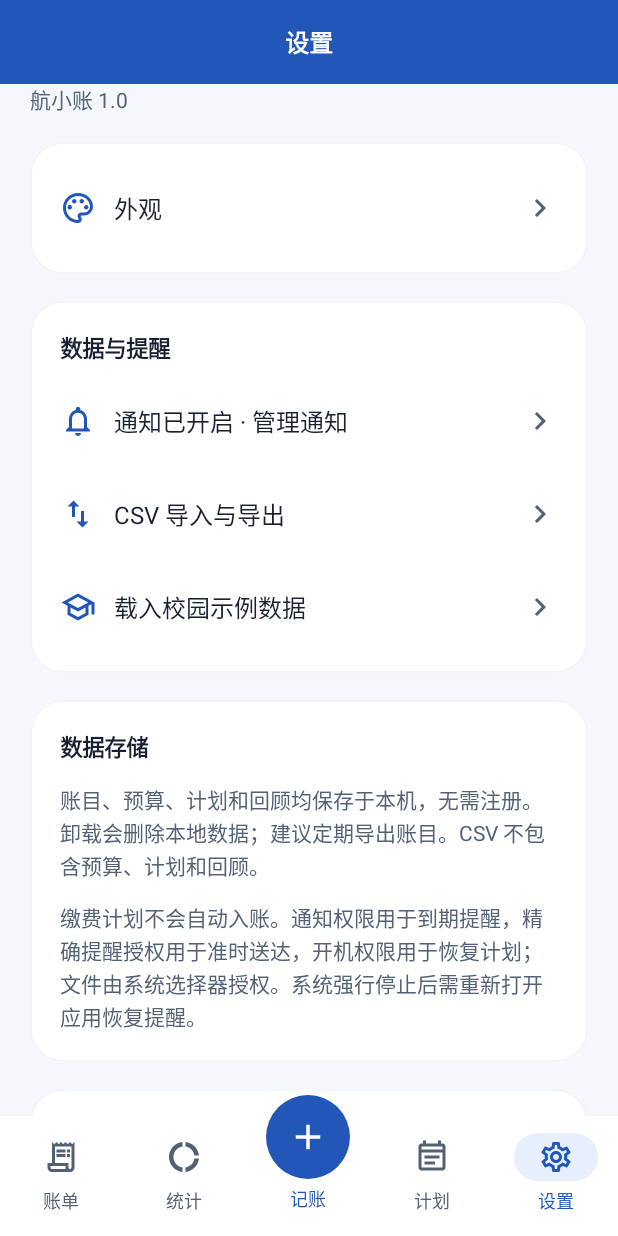
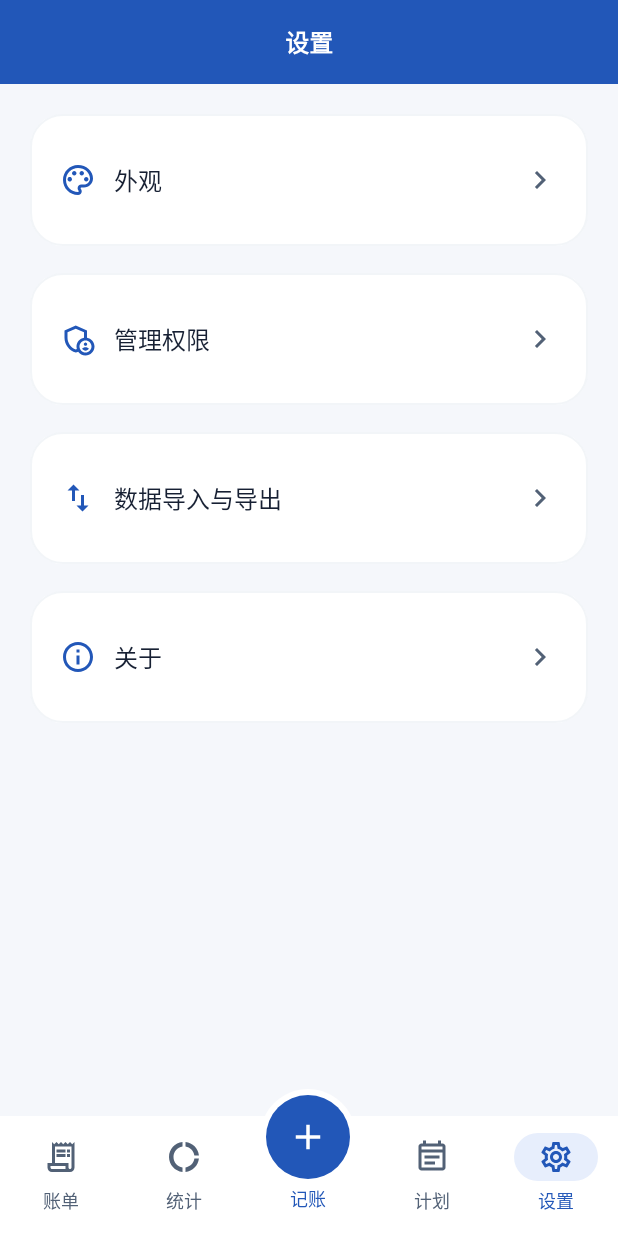
Before and after one commit to Ouniverse-X/AeroLedger, an Android app built with Jetpack Compose: the screen it shows after launch (MainActivity), item 4 of the bottom bar chosen, on a phone screen of 412 x 824 dp. Run offline under Robolectric (Android 15) with nearby library versions, the phone set to English and light mode, and no system bars; our stand-ins replace Room's generated code.

Commit message:
精简设置页面并独立管理权限与数据入口

```diff
--- a/app/src/main/java/cn/edu/buaa/ledger/ui/LedgerRoot.kt
+++ b/app/src/main/java/cn/edu/buaa/ledger/ui/LedgerRoot.kt
@@ -84,8 +84,8 @@ private enum class Destination(val title: String, val icon: androidx.compose.ui.
     val data by vm.data.collectAsStateWithLifecycle()
     val theme by vm.theme.collectAsStateWithLifecycle()
     val themeColor by vm.themeColor.collectAsStateWithLifecycle()
-    var appearanceOpen by rememberSaveable { mutableStateOf(false) }
-    BackHandler(appearanceOpen) { appearanceOpen=false }
+    var settingsPage by rememberSaveable { mutableStateOf<String?>(null) }
+    BackHandler(settingsPage != null) { settingsPage=null }
     val busy by vm.busy.collectAsStateWithLifecycle()
     val startupError by vm.startupError.collectAsStateWithLifecycle()
     val preview by vm.importPreview.collectAsStateWithLifecycle()
@@ -108,8 +108,6 @@ private enum class Destination(val title: String, val icon: androidx.compose.ui.
     var sheet by rememberSaveable {mutableStateOf<String?>(null)}
     var rawText by rememberSaveable {mutableStateOf("")}
     var exportAll by rememberSaveable {mutableStateOf(true)}
-    var confirmDemo by remember {mutableStateOf(false)}
-    var confirmReminder by remember {mutableStateOf(false)}
     val snack=remember{SnackbarHostState()}
     val context=LocalContext.current
     val config=LocalConfiguration.current
@@ -162,19 +160,19 @@ private enum class Destination(val title: String, val icon: androidx.compose.ui.
             topBar={
                 Surface(color=MaterialTheme.colorScheme.primary,contentColor=MaterialTheme.colorScheme.onPrimary) {
                     Box(Modifier.fillMaxWidth().statusBarsPadding().height(if(landscape)44.dp else 56.dp),contentAlignment=Alignment.Center) {
-                        if(appearanceOpen) IconButton({appearanceOpen=false},Modifier.align(Alignment.CenterStart).testTag("appearance-back")) { Icon(Icons.Outlined.ArrowBack,"返回设置") }
-                        Text(if(appearanceOpen)"外观" else tab.title,style=MaterialTheme.typography.titleLarge)
+                        if(settingsPage != null) IconButton({settingsPage=null},Modifier.align(Alignment.CenterStart).testTag(if(settingsPage=="外观")"appearance-back" else "settings-back")) { Icon(Icons.Outlined.ArrowBack,"返回设置") }
+                        Text(settingsPage ?: tab.title,style=MaterialTheme.typography.titleLarge)
                     }
                 }
             },
-            bottomBar={if(!landscape&&!appearanceOpen)LedgerBottomBar(tab,data.ready,{tab=it},{sheet="entry:new"})},
+            bottomBar={if(!landscape&&settingsPage==null)LedgerBottomBar(tab,data.ready,{tab=it},{sheet="entry:new"})},
             snackbarHost={SnackbarHost(snack)}
         ) {padding->
             // Let page content extend behind the raised button instead of reserving a blank strip.
-            val contentBottom=(padding.calculateBottomPadding()-if(landscape||appearanceOpen)0.dp else 18.dp).coerceAtLeast(0.dp)
+            val contentBottom=(padding.calculateBottomPadding()-if(landscape||settingsPage!=null)0.dp else 18.dp).coerceAtLeast(0.dp)
             Row(Modifier.padding(start=padding.calculateStartPadding(LocalLayoutDirection.current),
                 end=padding.calculateEndPadding(LocalLayoutDirection.current),top=padding.calculateTopPadding(),bottom=contentBottom).fillMaxSize()) {
-                if(landscape&&!appearanceOpen)NavigationRail(containerColor=MaterialTheme.colorScheme.surface,windowInsets=WindowInsets(0,0,0,0)) {
+                if(landscape&&settingsPage==null)NavigationRail(containerColor=MaterialTheme.colorScheme.surface,windowInsets=WindowInsets(0,0,0,0)) {
                     FilledIconButton(onClick={sheet="entry:new"},enabled=data.ready,
                         modifier=Modifier.size(48.dp).testTag("primary-add").semantics {contentDescription="记账"}) {Icon(Icons.Outlined.Add,null)}
                     Destination.entries.forEach { destination ->
@@ -188,24 +186,20 @@ private enum class Destination(val title: String, val icon: androidx.compose.ui.
                 when {
                     startupError!=null->Column(Modifier.padding(20.dp)){EmptyState("暂时无法打开账本",startupError!!,"重试",vm::load,Icons.Outlined.ErrorOutline)}
                     !data.ready->Column(Modifier.fillMaxSize(),verticalArrangement=Arrangement.Center,horizontalAlignment=Alignment.CenterHorizontally){CircularProgressIndicator();Spacer(Modifier.height(16.dp));Subtitle("正在加载…")}
-                    appearanceOpen->AppearanceScreen(theme,themeColor,vm::changeTheme,vm::changeThemeColor)
+                    settingsPage=="外观"->AppearanceScreen(theme,themeColor,vm::changeTheme,vm::changeThemeColor)
+                    settingsPage=="管理权限"->PermissionsScreen(notifications,exact,::notifyPermission,::exactPermission)
+                    settingsPage=="关于"->AboutScreen()
                     tab==Destination.BILLS->BillsScreen(data,filter,::change,{sheet="entry:${it.id}"},{sheet="csv"},{sheet="text"},
                         {sheet="budget"},{tab=Destination.PLANS})
                     tab==Destination.STATISTICS->StatisticsScreen(data,filter,::change,{change(it);tab=Destination.BILLS},{sheet="review"})
                     tab==Destination.PLANS->PaymentsScreen(data,notifications,exact,::notifyPermission,::exactPermission,{sheet="plan:${it.id}"},{vm.savePlan(it)},
-                        {confirmReminder=true},{sheet="record-plan:${it.id}"},{sheet="plan:new"})
-                    tab==Destination.SETTINGS->SettingsScreen({appearanceOpen=true},{confirmDemo=true},{sheet="csv"},::notifyPermission,notifications)
+                        {sheet="record-plan:${it.id}"},{sheet="plan:new"})
+                    tab==Destination.SETTINGS->SettingsScreen({settingsPage="外观"},{settingsPage="管理权限"},{sheet="csv"},{settingsPage="关于"})
                 }
                 if(busy&&sheet==null)LinearProgressIndicator(Modifier.fillMaxWidth().align(Alignment.TopCenter))
               }
             }
         }
-        if(confirmDemo) AlertDialog(onDismissRequest={confirmDemo=false},icon={Icon(Icons.Outlined.School,null)},title={Text("载入校园示例数据")},
-            text={Text("添加 20 笔虚构记录，均标注“示例”，用于查看六个月的收支趋势。当前月支出 ¥205.40、收入 ¥2500.00。保留已有账目，仅可载入一次。")},
-            confirmButton={TextButton({vm.seedDemo();change(FilterSpec());confirmDemo=false}){Text("载入示例")}},dismissButton={TextButton({confirmDemo=false}){Text("返回")}})
-        if(confirmReminder) AlertDialog(onDismissRequest={confirmReminder=false},title={Text("创建通知验收计划")},text={Text("创建一条 1 分钟后到期的 ¥0.01 待缴示例。请开启系统通知，允许精确提醒后可更准确地验收。退出到桌面观察真实系统通知。")},
-            confirmButton={TextButton({vm.savePlan(PaymentPlan(name="通知验收（示例）",amountCents=1,dueAt=System.currentTimeMillis()+60_000));confirmReminder=false}){Text("创建计划")}},dismissButton={TextButton({confirmReminder=false}){Text("返回")}})
-
         if(sheet!=null&&data.ready) ModalBottomSheet(onDismissRequest={if(!busy)sheet=null},sheetState=rememberModalBottomSheetState(skipPartiallyExpanded=true),
             containerColor=MaterialTheme.colorScheme.surface,dragHandle={BottomSheetDefaults.DragHandle()}) {
             key(sheet) {
@@ -282,24 +276,44 @@ private enum class Destination(val title: String, val icon: androidx.compose.ui.
     }
 }
 
-@Composable private fun SettingsScreen(onAppearance:()->Unit,onDemo:()->Unit,onCsv:()->Unit,onNotify:()->Unit,notifications:Boolean) {
-    Column(Modifier.fillMaxSize().padding(horizontal=20.dp).verticalScroll(rememberScrollState()),verticalArrangement=Arrangement.spacedBy(18.dp)) {
-        Subtitle("航小账 1.0")
+@Composable private fun SettingsScreen(onAppearance:()->Unit,onPermissions:()->Unit,onCsv:()->Unit,onAbout:()->Unit) {
+    Column(Modifier.fillMaxSize().padding(20.dp).verticalScroll(rememberScrollState()),verticalArrangement=Arrangement.spacedBy(18.dp)) {
         Panel { SettingsAction(Icons.Outlined.Palette,"外观",onAppearance) }
-        Panel {Text("数据与提醒",style=MaterialTheme.typography.titleMedium)
-            SettingsAction(Icons.Outlined.NotificationsNone,if(notifications)"通知已开启 · 管理通知" else "开启系统通知",onNotify)
-            SettingsAction(Icons.Outlined.ImportExport,"CSV 导入与导出",onCsv)
-            SettingsAction(Icons.Outlined.School,"载入校园示例数据",onDemo)
+        Panel { SettingsAction(Icons.Outlined.AdminPanelSettings,"管理权限",onPermissions) }
+        Panel { SettingsAction(Icons.Outlined.ImportExport,"数据导入与导出",onCsv) }
+        Panel { SettingsAction(Icons.Outlined.Info,"关于",onAbout) }
+    }
+}
+
+@Composable private fun PermissionsScreen(notifications:Boolean,exact:Boolean,onNotify:()->Unit,onExact:()->Unit) {
+    Column(Modifier.fillMaxSize().verticalScroll(rememberScrollState()).padding(20.dp),verticalArrangement=Arrangement.spacedBy(18.dp)) {
+        Panel {
+            Text("通知",style=MaterialTheme.typography.titleMedium)
+            Subtitle("用于发送缴费到期提醒和截屏记账结果通知。")
+            SettingsAction(Icons.Outlined.NotificationsNone,if(notifications)"已开启 · 管理通知" else "未开启 · 允许通知",onNotify)
         }
-        Panel {Text("数据存储",style=MaterialTheme.typography.titleMedium)
-            Subtitle("账目、预算、计划和回顾均保存于本机，无需注册。卸载会删除本地数据；建议定期导出账目。CSV 不包含预算、计划和回顾。")
-            Subtitle("缴费计划不会自动入账。通知权限用于到期提醒，精确提醒授权用于准时送达，开机权限用于恢复计划；文件由系统选择器授权。系统强行停止后需重新打开应用恢复提醒。")
+        Panel {
+            Text("精确提醒",style=MaterialTheme.typography.titleMedium)
+            Subtitle("用于按设定时间提醒缴费。未授权时使用弹性提醒，系统可能延迟。")
+            if(Build.VERSION.SDK_INT>=31) SettingsAction(Icons.Outlined.Alarm,if(exact)"已允许 · 管理精确提醒" else "未允许 · 设置精确提醒",onExact)
+            else Subtitle("当前系统无需单独授权。")
         }
-        Panel {Text("示例与开源参考",style=MaterialTheme.typography.titleMedium)
-            Subtitle("所有示例记录均为项目自制虚构数据，不代表北航实际价格。应用不连接银行、支付账户或校园平台。消费回顾与文本录入均采用本地规则，无模型调用或费用。")
-            Subtitle("功能与架构参考 MoneyBook（MIT，AndersOnLin4）及 AutoAccounting（GPL-3.0，AutoAccountingOrg）。本应用独立实现，来源说明见项目文档。")
+    }
+}
+
+@Composable private fun AboutScreen() {
+    Column(Modifier.fillMaxSize().verticalScroll(rememberScrollState()).padding(20.dp),verticalArrangement=Arrangement.spacedBy(18.dp)) {
+        Panel {
+            Row(Modifier.fillMaxWidth(),horizontalArrangement=Arrangement.SpaceBetween) {
+                Text("版本",style=MaterialTheme.typography.bodyLarge)
+                Text(BuildConfig.VERSION_NAME,style=MaterialTheme.typography.bodyLarge,color=MaterialTheme.colorScheme.onSurfaceVariant)
+            }
         }
-        Spacer(Modifier.height(24.dp))
+        Panel {
+            Text("数据与隐私",style=MaterialTheme.typography.titleMedium)
+            Subtitle("账目、预算、缴费计划和消费回顾保存在本机，图片识别在本机完成。")
+            Subtitle("卸载应用会删除本地数据。请提前导出需要保留的账目；CSV 不包含预算、缴费计划和消费回顾。")
+        }
     }
 }
 
--- a/app/src/main/java/cn/edu/buaa/ledger/ui/LedgerViewModel.kt
+++ b/app/src/main/java/cn/edu/buaa/ledger/ui/LedgerViewModel.kt
@@ -56,7 +56,6 @@ class LedgerViewModel(application: Application, private val saved: SavedStateHan
     fun savePlan(plan: PaymentPlan, done: () -> Unit = {}) = task {
         repository.savePlan(plan); messages.emit(if(plan.status=="paid") "已缴并撤销提醒，未自动入账" else "计划已保存"); done()
     }
-    fun seedDemo() = task { val added = repository.seedDemo(); messages.emit(if (added) "校园示例已载入，所有记录均为虚构" else "示例已载入过，不会重复添加") }
     fun restoreReminders() { viewModelScope.launch { try { PaymentReminders.restore(app) } catch(e: Exception) { messages.emit("提醒恢复失败，请重新打开应用重试") } } }
     fun saveReview(review: ReviewEntity, done: () -> Unit) = task { repository.dao.saveReview(review); messages.emit("回顾已保存"); done() }
 }
--- a/app/src/main/java/cn/edu/buaa/ledger/ui/Screens.kt
+++ b/app/src/main/java/cn/edu/buaa/ledger/ui/Screens.kt
@@ -205,7 +205,7 @@ import java.time.format.DateTimeFormatter
 fun formatDue(at: Long) = DateTimeFormatter.ofPattern("MM-dd HH:mm").format(Instant.ofEpochMilli(at).atZone(ZoneId.systemDefault()))
 
 @Composable fun PaymentsScreen(data: LedgerData,notifications: Boolean,exact: Boolean,onPermission:()->Unit,onExact:()->Unit,
-    onEdit:(PaymentPlan)->Unit,onChange:(PaymentPlan)->Unit,onDemo:()->Unit,onRecord:(PaymentPlan)->Unit,onAdd:()->Unit) {
+    onEdit:(PaymentPlan)->Unit,onChange:(PaymentPlan)->Unit,onRecord:(PaymentPlan)->Unit,onAdd:()->Unit) {
     var showHistory by rememberSaveable { mutableStateOf(false) }
     var confirm by remember { mutableStateOf<PaymentPlan?>(null) }
     val pending=data.plans.filter {it.status=="pending"}.sortedBy{it.dueAt}
@@ -219,7 +219,7 @@ fun formatDue(at: Long) = DateTimeFormatter.ofPattern("MM-dd HH:mm").format(Inst
                 Icon(if(notifications)Icons.Outlined.NotificationsActive else Icons.Outlined.NotificationsOff,null,tint=MaterialTheme.colorScheme.primary)
                 Text(if(notifications)"系统通知已开启" else "系统通知未开启",style=MaterialTheme.typography.titleMedium)
             }
-            Subtitle(if(!notifications)"计划会保留在本机。允许通知后，未提醒的到期项目会补发。" else if(exact)"到期发送系统通知；已缴、取消或关闭后撤销。" else "当前使用弹性提醒，系统可能延迟。允许精确提醒后可准时验收。")
+            Subtitle(if(!notifications)"计划会保留在本机。允许通知后，未提醒的到期项目会补发。" else if(exact)"到期发送系统通知；已缴、取消或关闭后撤销。" else "当前使用弹性提醒，系统可能延迟。允许精确提醒后可提高提醒的准时性。")
             if(!notifications) PrimaryButton("开启系统通知",onClick=onPermission)
             if(!exact) TextButton(onExact) { Text("允许精确提醒");Icon(Icons.Outlined.ChevronRight,null,Modifier.size(16.dp)) }
         } }
@@ -230,8 +230,6 @@ fun formatDue(at: Long) = DateTimeFormatter.ofPattern("MM-dd HH:mm").format(Inst
             item { SectionHeader("历史计划 · ${history.size} 项",if(showHistory)"收起" else "展开") {showHistory=!showHistory} }
             if(showHistory) items(history,key={it.id}) { plan -> PaymentCard(plan,onEdit,onChange,{confirm=it},onRecord,notifications) }
         }
-        item { OutlinedButton(onDemo,Modifier.fillMaxWidth().heightIn(min=48.dp),shape=RoundedCornerShape(14.dp)) { Icon(Icons.Outlined.Timer,null,Modifier.size(19.dp));Spacer(Modifier.width(8.dp));Text("创建 1 分钟通知验收计划") } }
-        item { Subtitle("验收项目金额 ¥0.01，为虚构示例，不产生支付或账目。") }
     }
 }
 
```
Also changed, not shown: 2 other files.
